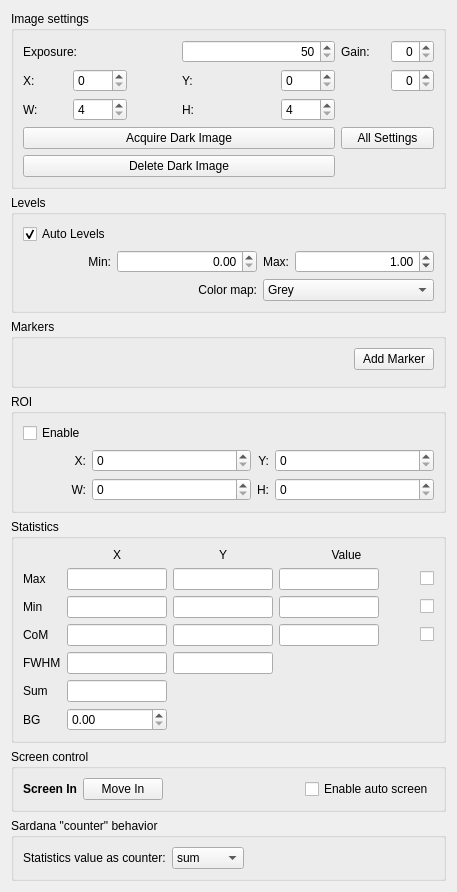
The window that ui/SettingsWidget.ui (yamedvedya/camera_viewer) describes before a commit, drawn with Qt 5.
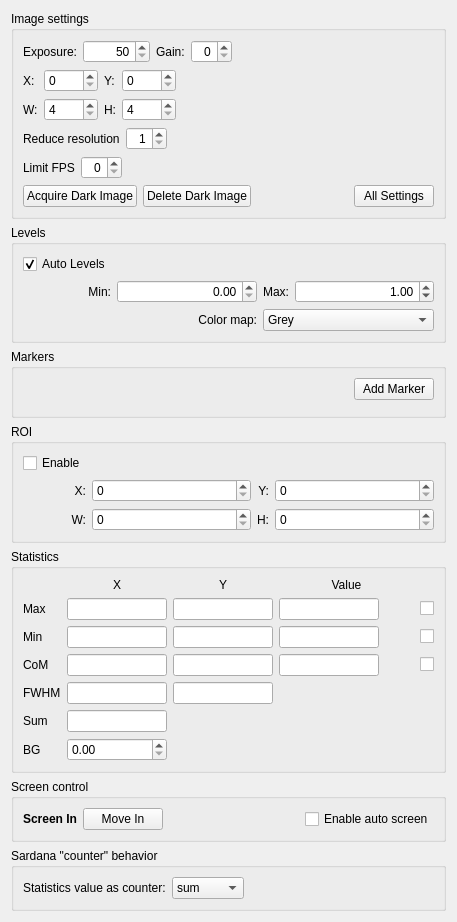
The same window after the commit.

What changed in the file:
```diff
--- a/ui/SettingsWidget.ui
+++ b/ui/SettingsWidget.ui
@@ -7,7 +7,7 @@
     <x>0</x>
     <y>0</y>
     <width>457</width>
-    <height>812</height>
+    <height>847</height>
    </rect>
   </property>
   <property name="minimumSize">
@@ -31,15 +31,71 @@
      <property name="title">
       <string>Image settings</string>
      </property>
+     <layout class="QVBoxLayout" name="verticalLayout_3">
+      <item>
+       <layout class="QHBoxLayout" name="horizontalLayout_4">
+        <item>
+         <widget class="QLabel" name="label">
+          <property name="text">
+           <string>Exposure:</string>
+          </property>
+         </widget>
+        </item>
+        <item>
+         <widget class="QSpinBox" name="sbExposureTime">
+          <property name="alignment">
+           <set>Qt::AlignRight|Qt::AlignTrailing|Qt::AlignVCenter</set>
+          </property>
+          <property name="minimum">
+           <number>50</number>
+          </property>
+          <property name="maximum">
+           <number>1000000</number>
+          </property>
+         </widget>
+        </item>
+        <item>
+         <widget class="QLabel" name="label_3">
+          <property name="text">
+           <string>Gain:</string>
+          </property>
+         </widget>
+        </item>
+        <item>
+         <widget class="QSpinBox" name="sbGain">
+          <property name="alignment">
+           <set>Qt::AlignRight|Qt::AlignTrailing|Qt::AlignVCenter</set>
+          </property>
+          <property name="maximum">
+           <number>22</number>
+          </property>
+         </widget>
+        </item>
+        <item>
+         <spacer name="horizontalSpacer_6">
+          <property name="orientation">
+           <enum>Qt::Horizontal</enum>
+          </property>
+          <property name="sizeHint" stdset="0">
+           <size>
+            <width>40</width>
+            <height>20</height>
+           </size>
+          </property>
+         </spacer>
+        </item>
+       </layout>
+      </item>
+      <item>
      <layout class="QGridLayout" name="gridLayout">
-      <item row="2" column="0">
+        <item row="0" column="0">
        <widget class="QLabel" name="label_19">
         <property name="text">
          <string>X:</string>
         </property>
        </widget>
       </item>
-      <item row="2" column="1">
+        <item row="0" column="1">
        <widget class="QSpinBox" name="sbViewX">
         <property name="maximum">
          <number>9999</number>
@@ -49,14 +105,14 @@
         </property>
        </widget>
       </item>
-      <item row="2" column="3">
+        <item row="0" column="2">
        <widget class="QLabel" name="label_20">
         <property name="text">
          <string>Y:</string>
         </property>
        </widget>
       </item>
-      <item row="2" column="5">
+        <item row="0" column="3">
        <widget class="QSpinBox" name="sbViewY">
         <property name="maximum">
          <number>9999</number>
@@ -66,35 +122,27 @@
         </property>
        </widget>
       </item>
-      <item row="9" column="0" colspan="6">
-       <widget class="QPushButton" name="tbDarkImageDelete">
-        <property name="text">
-         <string>Delete Dark Image</string>
-        </property>
-       </widget>
-      </item>
-      <item row="8" column="0" colspan="6">
-       <widget class="QPushButton" name="tbDarkImage">
-        <property name="text">
-         <string>Acquire Dark Image</string>
-        </property>
-       </widget>
-      </item>
-      <item row="0" column="8">
-       <widget class="QLabel" name="label_3">
-        <property name="text">
-         <string>Gain:</string>
-        </property>
-       </widget>
-      </item>
-      <item row="3" column="0">
+        <item row="1" column="0">
        <widget class="QLabel" name="label_27">
         <property name="text">
          <string>W:</string>
         </property>
        </widget>
       </item>
-      <item row="3" column="1">
+        <item row="0" column="4" rowspan="2">
+         <spacer name="horizontalSpacer_8">
+          <property name="orientation">
+           <enum>Qt::Horizontal</enum>
+          </property>
+          <property name="sizeHint" stdset="0">
+           <size>
+            <width>40</width>
+            <height>20</height>
+           </size>
+          </property>
+         </spacer>
+        </item>
+        <item row="1" column="1">
        <widget class="QSpinBox" name="sbViewW">
         <property name="minimum">
          <number>4</number>
@@ -107,14 +155,14 @@
         </property>
        </widget>
       </item>
-      <item row="3" column="3">
+        <item row="1" column="2">
        <widget class="QLabel" name="label_28">
         <property name="text">
          <string>H:</string>
         </property>
        </widget>
       </item>
-      <item row="3" column="5">
+        <item row="1" column="3">
        <widget class="QSpinBox" name="sbViewH">
         <property name="minimum">
          <number>4</number>
@@ -127,56 +175,110 @@
         </property>
        </widget>
       </item>
-      <item row="0" column="9">
-       <widget class="QSpinBox" name="sbGain">
-        <property name="alignment">
-         <set>Qt::AlignRight|Qt::AlignTrailing|Qt::AlignVCenter</set>
-        </property>
-        <property name="maximum">
-         <number>22</number>
-        </property>
-       </widget>
+       </layout>
       </item>
-      <item row="8" column="8" colspan="2">
-       <widget class="QPushButton" name="tbAllParams">
+      <item>
+       <layout class="QHBoxLayout" name="horizontalLayout_9">
+        <item>
+         <widget class="QLabel" name="lbFps_2">
         <property name="text">
-         <string>All Settings</string>
+           <string>Reduce resolution</string>
         </property>
        </widget>
       </item>
-      <item row="0" column="0" colspan="3">
-       <widget class="QLabel" name="label">
-        <property name="text">
-         <string>Exposure:</string>
-        </property>
-       </widget>
-      </item>
-      <item row="0" column="3" colspan="3">
-       <widget class="QSpinBox" name="sbExposureTime">
+        <item>
+         <widget class="QSpinBox" name="sbReduce">
         <property name="alignment">
          <set>Qt::AlignRight|Qt::AlignTrailing|Qt::AlignVCenter</set>
         </property>
         <property name="minimum">
-         <number>50</number>
-        </property>
-        <property name="maximum">
-         <number>1000000</number>
+           <number>1</number>
         </property>
        </widget>
       </item>
-      <item row="2" column="8">
+        <item>
+         <spacer name="horizontalSpacer_11">
+          <property name="orientation">
+           <enum>Qt::Horizontal</enum>
+          </property>
+          <property name="sizeHint" stdset="0">
+           <size>
+            <width>40</width>
+            <height>20</height>
+           </size>
+          </property>
+         </spacer>
+        </item>
+       </layout>
+      </item>
+      <item>
+       <layout class="QHBoxLayout" name="horizontalLayout_8">
+        <item>
        <widget class="QLabel" name="lbFps">
         <property name="text">
-         <string>&lt;FPS&gt;</string>
+           <string>Limit FPS</string>
         </property>
        </widget>
       </item>
-      <item row="2" column="9">
+        <item>
        <widget class="QSpinBox" name="sbFPS">
         <property name="alignment">
          <set>Qt::AlignRight|Qt::AlignTrailing|Qt::AlignVCenter</set>
         </property>
        </widget>
+        </item>
+        <item>
+         <spacer name="horizontalSpacer_10">
+          <property name="orientation">
+           <enum>Qt::Horizontal</enum>
+          </property>
+          <property name="sizeHint" stdset="0">
+           <size>
+            <width>40</width>
+            <height>20</height>
+           </size>
+          </property>
+         </spacer>
+        </item>
+       </layout>
+      </item>
+      <item>
+       <layout class="QHBoxLayout" name="horizontalLayout_5">
+        <item>
+         <widget class="QPushButton" name="tbDarkImage">
+          <property name="text">
+           <string>Acquire Dark Image</string>
+          </property>
+         </widget>
+        </item>
+        <item>
+         <widget class="QPushButton" name="tbDarkImageDelete">
+          <property name="text">
+           <string>Delete Dark Image</string>
+          </property>
+         </widget>
+        </item>
+        <item>
+         <spacer name="horizontalSpacer">
+          <property name="orientation">
+           <enum>Qt::Horizontal</enum>
+          </property>
+          <property name="sizeHint" stdset="0">
+           <size>
+            <width>40</width>
+            <height>20</height>
+           </size>
+          </property>
+         </spacer>
+        </item>
+        <item>
+         <widget class="QPushButton" name="tbAllParams">
+          <property name="text">
+           <string>All Settings</string>
+          </property>
+         </widget>
+        </item>
+       </layout>
       </item>
      </layout>
     </widget>
```
Lines whose indentation alone changed are shown as unchanged.
